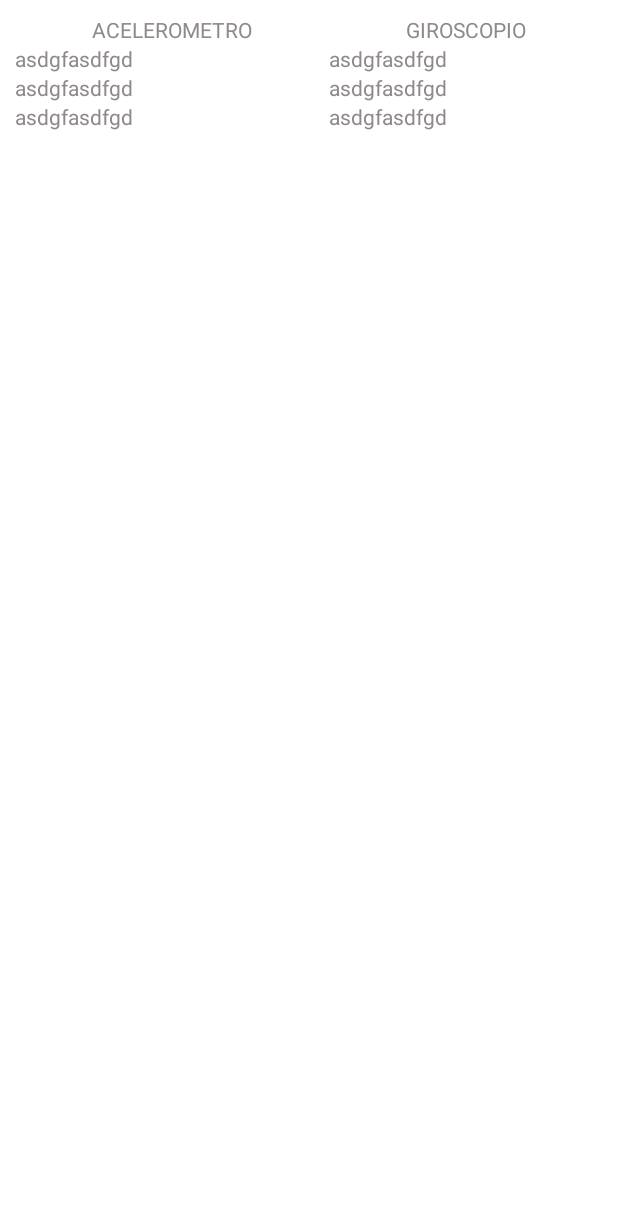
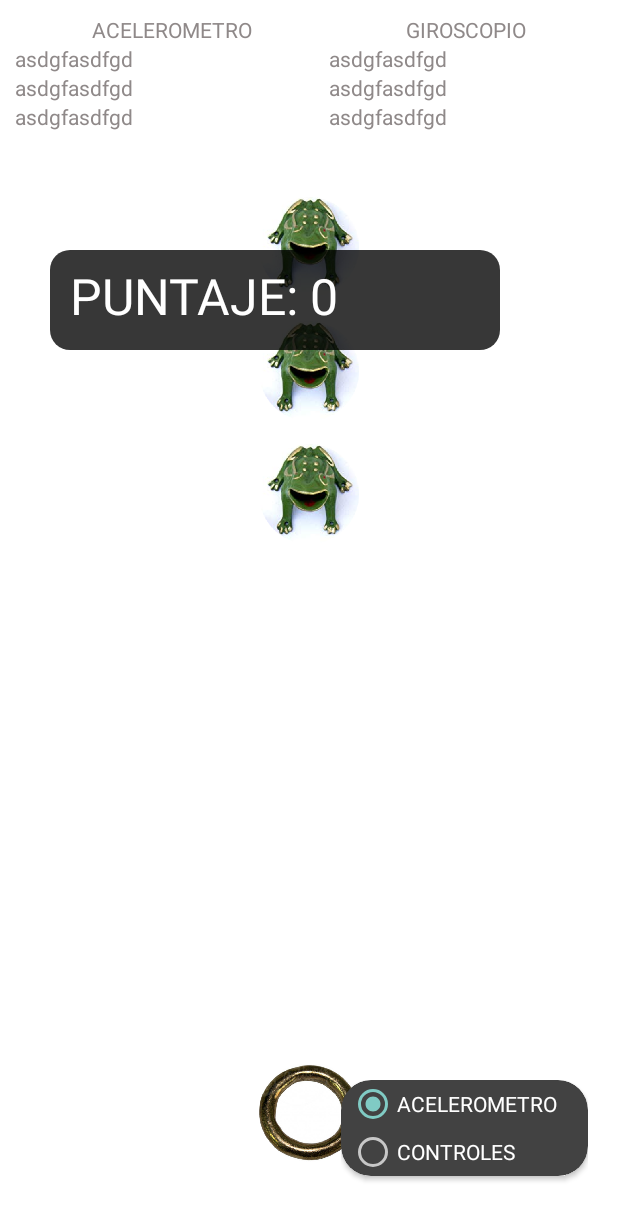
Before and after one commit to BFCalderon/Laberinto, an Android app: the screen it shows after launch (MainActivity), on a phone screen of 412 x 824 dp. Shown: the top 1220 px of the screen. Run offline under Robolectric (Android 15) with nearby library versions, the phone set to English and light mode, and no system bars; 2 statements that could not run were skipped.

Commit message:
Se implementó el juego de la rana con giroscopio y controles.

```diff
--- a/app/src/main/java/com/example/laberinto/Canvas.kt
+++ b/app/src/main/java/com/example/laberinto/Canvas.kt
@@ -1,57 +1,84 @@
 package com.example.laberinto
 
 import android.content.Context
-import android.graphics.*
+import android.graphics.Bitmap
+import android.graphics.BitmapFactory
 import android.graphics.Canvas
+import android.graphics.Color
+import android.graphics.Paint
+import android.graphics.PointF
+import android.graphics.RectF
 import android.util.AttributeSet
-import android.view.MotionEvent
-import android.view.MotionEvent.*
 import android.view.View
 import android.view.ViewTreeObserver
-import kotlin.math.*
+import kotlin.math.pow
+import kotlin.math.sqrt
 
 class Canvas(context: Context, attrs: AttributeSet): View(context, attrs) {
 
     private var ballPosition: PointF? = null
-    private val paint = Paint().apply { color = Color.RED }
-    private val paintPath = Paint().apply { strokeWidth = 10f; style = Paint.Style.STROKE; color = Color.BLACK }
-
-    private var lastCoor: PointF = PointF()
-    private val labyrinthPath = Path()
-    private var sidePaths = listOf<Path>()
-    private var colorPoints = arrayListOf<PointF>()
-    private val colors = listOf(Color.MAGENTA, Color.BLUE, Color.YELLOW, Color.CYAN, Color.GREEN, Color.DKGRAY, Color.BLACK)
-    private val colorsPaint = colors.map { Paint().apply { color = it } }
-    private var samplePoints = arrayListOf<PointF>()
-    private val transparentPaint = Paint().apply { color = Color.HSVToColor(50, floatArrayOf(150f, 150f, 150f)) }
+    private lateinit var colorPoints: ArrayList<PointF>
+    private val colors = listOf(Color.WHITE, Color.BLUE, Color.GREEN, Color.CYAN, Color.YELLOW, Color.DKGRAY, Color.BLACK)
+    private lateinit var rana: Bitmap
+    private lateinit var argolla: Bitmap
+    var score = 0
+    private var lastIndex = -1
 
     init {
         setBackgroundColor(Color.WHITE)
+        this.waitForLayout {
+            ballPosition = PointF(width/2f, height*0.9f)
+            colorPoints = arrayListOf(
+                PointF(75f, 500f),
+                PointF(width/2f, height*0.4f),
+                PointF(width/2f, height*0.3f),
+                PointF(width/2f, height*0.2f)
+            )
+            rana = getScaleBitmapFromResourcesPNGAndJPG(R.drawable.rana, 100f)
+            argolla = getScaleBitmapFromResourcesPNGAndJPG(R.drawable.argolla, 100f)
+        }
+    }
+
+    /**
+     * Funcion que crea un bitmap a partir de una imagen
+     */
+    private fun getScaleBitmapFromResourcesPNGAndJPG(imageResource: Int, widthInMeters: Float): Bitmap {
+        val bitmap = BitmapFactory.decodeResource(resources, imageResource)
+        val factorScale = bitmap!!.width.toFloat()/bitmap.height.toFloat()
+        val scaledWidth = widthInMeters*factorScale
+        return Bitmap.createScaledBitmap(bitmap, scaledWidth.toInt(), widthInMeters.toInt(), false)
     }
 
     override fun onDraw(canvas: Canvas?) {
         super.onDraw(canvas)
         canvas?.run {
             colorPoints.forEachIndexed { index, pointF ->
-                drawCircle(pointF.x, pointF.y, 50f, colorsPaint[index])
+                if(index == 0){
+                    drawCircle(pointF.x, pointF.y, 50f, Paint().apply { color = colors[index] })
+                } else {
+                    drawBitmap(rana, pointF.x - 50, pointF.y - 50, null)
+                }
+                if(index == 0) {
+                    drawText("RESET", pointF.x + 70, 515f, Paint().apply {
+                        textSize = 50f
+                        color = Color.WHITE
+                    })
+                }
             }
-            //samplePoints.map { drawCircle(it.x, it.y, 25f, transparentPaint) }
-
             ballPosition?.let {
-                drawCircle(it.x, it.y, 25f, paint)
+                drawBitmap(argolla, it.x-50, it.y-50,null)
             }
 
-            if(sidePaths.isEmpty()){
-                drawPath(labyrinthPath, paintPath)
-            } else {
-                sidePaths.map {
-                    drawPath(it, paintPath)
-                }
-            }
+            drawRoundRect(RectF(50f,250f,500f,350f),20f,20f, Paint().apply {
+                color = Color.BLACK
+                alpha = 200
+            })
+            drawText("PUNTAJE: $score", 70f, 315f, Paint().apply {
+                textSize = 50f
+                color = Color.WHITE
+            })
         }
     }
-
-    private var lastBallPosition = PointF()
 
     fun moveBall(factorPosition: PointF) {
         ballPosition?.let {ballPosition->
@@ -66,25 +93,21 @@ class Canvas(context: Context, attrs: AttributeSet): View(context, attrs) {
                 ballPosition.y += factorPosition.y
                 when {
                     (ballPosition.y > alto) -> ballPosition.y = alto.toFloat()
-                    (ballPosition.y < 0) -> ballPosition.y = 0f
+                    (ballPosition.y < height*0.1f) -> ballPosition.y = height*0.1f
                 }
             }
             for (color in colorPoints) {
                 if (isSelected(color, ballPosition)) {
                     setBackgroundColor(colors[colorPoints.indexOf(color)])
+                    val currentIndex = colorPoints.indexOf(color)
+                    if(lastIndex != currentIndex){
+                        score += currentIndex
+                        lastIndex = currentIndex
+                    }
+                    if(lastIndex == 0) {
+                        score = 0
+                    }
                 }
-            }
-            var isInside = false
-            for (samplePoint in samplePoints) {
-                if (isSelected(samplePoint, ballPosition, 25f)) {
-                    isInside = true
-                    break
-                }
-            }
-            if (!isInside) {
-                this.ballPosition = PointF(lastBallPosition.x, lastBallPosition.y)
-            } else {
-                lastBallPosition = PointF(ballPosition.x, ballPosition.y)
             }
             invalidate()
         }
@@ -99,169 +122,7 @@ class Canvas(context: Context, attrs: AttributeSet): View(context, attrs) {
         })
     }
 
-    /**
-     * Función que agrega un traso al path
-     */
-    private fun setNewPathPoint(coordinate: PointF){
-        val dx = kotlin.math.abs(coordinate.x - lastCoor.x)
-        val dy = kotlin.math.abs(coordinate.y - lastCoor.y)
-        val tolerance = 5
-        if(dx >= tolerance || dy >= tolerance){
-            labyrinthPath.quadTo(this.lastCoor.x, this.lastCoor.y, (coordinate.x + lastCoor.x)/2,
-                (coordinate.y + lastCoor.y)/2)
-            this.lastCoor = coordinate
-        }
-        invalidate()
-    }
-
-    override fun onTouchEvent(event: MotionEvent?): Boolean {
-
-        if(samplePoints.size == 0) {
-            event?.run {
-                when (action) {
-                    ACTION_DOWN -> {
-                        labyrinthPath.reset()
-                        sidePaths = listOf()
-                        colorPoints = arrayListOf()
-                        labyrinthPath.moveTo(x, y)
-                        lastCoor = PointF(x, y)
-                        samplePoints = arrayListOf()
-                        setBackgroundColor(Color.WHITE)
-                    }
-                    ACTION_MOVE -> {
-                        setNewPathPoint(PointF(x, y))
-                        lastCoor = PointF(x, y)
-                    }
-                    ACTION_UP -> {
-                        sidePaths = getSidesRoadLines(labyrinthPath)
-                        getColorsPosition(labyrinthPath, 5)
-                        getSamplePoints(labyrinthPath, 25)
-                        samplePoints.first().let {
-                            ballPosition = PointF(it.x, it.y)
-                            lastBallPosition = PointF(it.x, it.y)
-                        }
-                    }
-                    else -> {
-                    }
-                }
-            }
-        }
-        return true
-    }
-
-    /**
-     * Funcion que obtiene las lineas continuas de los lados de las vias
-     * @param elementalRoadPath path elemental de la vía
-     */
-    private fun getSidesRoadLines(elementalRoadPath: Path): List<Path>{
-        val elementalRoadPathMeasure = PathMeasure(elementalRoadPath, false)
-        var distance = 0f
-        val sumFactor = 1f
-        val slope = FloatArray(2)
-        val position = FloatArray(2)
-        val halfRoadMeasure = 50f
-        val rightEdgePath = Path()
-        val leftEdgePath = Path()
-        var currentDisplacement = 0f
-        var lastRight = PointF()
-        var lastLeft = PointF()
-
-        var isFirstTime = true
-        while (distance < elementalRoadPathMeasure.length) {//Agrega los puntos de seleccion
-            elementalRoadPathMeasure.getPosTan(distance, position, slope)
-            val offset = getOffsetSignal(
-                true,
-                halfRoadMeasure,
-                atan2(slope[0], slope[1])
-            )
-            if (isFirstTime) {//Para mover el path al punto inicial
-                lastRight = PointF(position[0] + offset.x, position[1] - offset.y)
-                lastLeft = PointF(position[0] - offset.x, position[1] + offset.y)
-                rightEdgePath.moveTo(position[0] + offset.x, position[1] - offset.y)
-                leftEdgePath.moveTo(position[0] - offset.x, position[1] + offset.y)
-                isFirstTime = false
-                currentDisplacement += sumFactor
-                distance += sumFactor
-                continue
-            }
-            rightEdgePath.lineTo(position[0] + offset.x, position[1] - offset.y)
-            //setNewPathPoint(lastRight, PointF(position[0] + offset.x, position[1] - offset.y), rightEdgePath)
-            //setNewPathPoint(lastLeft, PointF(position[0] - offset.x, position[1] + offset.y), leftEdgePath)
-            leftEdgePath.lineTo(position[0] - offset.x, position[1] + offset.y)
-            lastRight = PointF(position[0] + offset.x, position[1] - offset.y)
-            lastLeft = PointF(position[0] - offset.x, position[1] + offset.y)
-            distance += sumFactor
-        }
-        return listOf(leftEdgePath, rightEdgePath)
-    }
-
-    /**
-     * Funcion que obtiene el offset mediante el cual se le hará el corrimiento al lado de la vida de la señal
-     */
-    private fun getOffsetSignal(
-        isRight: Boolean,
-        separation: Float,
-        currentAngle: Float
-    ): PointF {
-        val invert = when (isRight) {
-            true -> -1
-            false -> 1
-        }
-        val factorX = invert * separation * cos(currentAngle)
-        val factorY = invert * separation * sin(currentAngle)
-        return PointF(factorX, factorY)
-    }
-
-    /**
-     * Funcion que valida si un elemento fue seleccionado
-     */
-    private fun isSelected(touchCoor: PointF, referencePoint: PointF, radio: Float = 75f) =
-        magnitude(moveToZero(touchCoor, referencePoint)) <= radio
-
-    /**
-     * Halla la magnitud de cada una de las coordenadas con respecto al origen
-     */
-    private fun magnitude(coordinate: PointF) =
-        sqrt(coordinate.x.pow(2) + coordinate.y.pow(2))
-
-    /**
-     * Mueve dos puntos a una posicion (0, 0)
-     */
-    private fun moveToZero(initialPoint : PointF, finalPoint : PointF) : PointF {
-        return PointF(finalPoint.x - initialPoint.x,finalPoint.y - initialPoint.y)
-    }
-
-    /**
-     * Función que obtiene los puntos donde se posicionaran los puntos de colores
-     */
-    private fun getColorsPosition(path: Path, pointsNumber: Int){
-        val pathMeasure = PathMeasure(path, false)
-        val pathLength = pathMeasure.length
-        val sumFactor = pathLength / pointsNumber
-        var position = sumFactor
-        val positionPoint = FloatArray(2)
-        this.colorPoints.clear()
-        while (position <= pathLength){
-            pathMeasure.getPosTan(position, positionPoint, null)
-            this.colorPoints.add(PointF(positionPoint[0], positionPoint[1]))
-            position += sumFactor
-        }
-    }
-
-    /**
-     * Obtiene una muestra de puntos a lo largo del path principal para guiar la bola dentro del laberinto
-     */
-    private fun getSamplePoints(path: Path, ballRadius: Int){
-        val pathMeasure = PathMeasure(path, false)
-        val pathLength = pathMeasure.length
-        var position = 0f
-        val positionPoint = FloatArray(2)
-        this.samplePoints.clear()
-        while (position <= pathLength){
-            pathMeasure.getPosTan(position, positionPoint, null)
-            this.samplePoints.add(PointF(positionPoint[0], positionPoint[1]))
-            position += ballRadius
-        }
-    }
+    private fun isSelected(touchCoor: PointF, referencePoint: PointF, radio: Float = 100f) =
+        sqrt((referencePoint.x - touchCoor.x).pow(2)+(referencePoint.y - touchCoor.y).pow(2)) <= radio
 
 }
--- a/app/src/main/java/com/example/laberinto/MainActivity.kt
+++ b/app/src/main/java/com/example/laberinto/MainActivity.kt
@@ -9,12 +9,26 @@ import android.hardware.SensorEvent
 import android.hardware.SensorEventListener
 import android.hardware.SensorManager
 import android.os.Bundle
+import android.view.View
 import androidx.appcompat.app.AppCompatActivity
-import kotlinx.android.synthetic.main.activity_main.*
+import kotlinx.android.synthetic.main.activity_main.acelerometroBT
+import kotlinx.android.synthetic.main.activity_main.acelerometro_x
+import kotlinx.android.synthetic.main.activity_main.acelerometro_y
+import kotlinx.android.synthetic.main.activity_main.acelerometro_z
+import kotlinx.android.synthetic.main.activity_main.bottomId
+import kotlinx.android.synthetic.main.activity_main.controlsButton
+import kotlinx.android.synthetic.main.activity_main.giroscopio_x
+import kotlinx.android.synthetic.main.activity_main.giroscopio_y
+import kotlinx.android.synthetic.main.activity_main.giroscopio_z
+import kotlinx.android.synthetic.main.activity_main.leftId
+import kotlinx.android.synthetic.main.activity_main.mainControlContainer
+import kotlinx.android.synthetic.main.activity_main.rightId
+import kotlinx.android.synthetic.main.activity_main.topId
 
 class MainActivity : AppCompatActivity(), SensorEventListener {
 
     private lateinit var canvas: Canvas
+    private var lockSensors = false
 
     override fun onCreate(savedInstanceState: Bundle?) {
         super.onCreate(savedInstanceState)
@@ -30,6 +44,27 @@ class MainActivity : AppCompatActivity(), SensorEventListener {
         adminSensor.getSensorList(TYPE_ACCELEROMETER)?.first()?.let { sensor->
             adminSensor.registerListener(this, sensor, SensorManager.SENSOR_DELAY_UI)
         }
+
+        rightId.setOnClickListener {
+            canvas.moveBall(PointF(-40f,0f))
+        }
+        bottomId.setOnClickListener {
+            canvas.moveBall(PointF(0f,40f))
+        }
+        leftId.setOnClickListener {
+            canvas.moveBall(PointF(40f,0f))
+        }
+        topId.setOnClickListener {
+            canvas.moveBall(PointF(0f,-40f))
+        }
+        acelerometroBT.setOnClickListener {
+            mainControlContainer.visibility = View.GONE
+            lockSensors = false
+        }
+        controlsButton.setOnClickListener {
+            mainControlContainer.visibility = View.VISIBLE
+            lockSensors = true
+        }
     }
 
     override fun onAccuracyChanged(p0: Sensor?, p1: Int) {
@@ -37,15 +72,16 @@ class MainActivity : AppCompatActivity(), SensorEventListener {
 
     override fun onSensorChanged(sensorEvent: SensorEvent?) {
         sensorEvent?.run {
-            when(sensor.type){
+            if(!lockSensors) {
+                when(sensor.type) {
                     TYPE_ACCELEROMETER -> {
-                    canvas.moveBall(PointF(sensorEvent.values[0], sensorEvent.values[1]))
+                        canvas.moveBall(PointF(sensorEvent.values[0]*5, sensorEvent.values[1]*5))
                         acelerometro_x.text = "X: ${sensorEvent.values[0]}"
                         acelerometro_y.text = "Y: ${sensorEvent.values[1]}"
                         acelerometro_z.text = "Z: ${sensorEvent.values[2]}"
                     }
                     TYPE_GYROSCOPE -> {
-                    //canvas.moveBall(PointF(sensorEvent.values[1]*1, sensorEvent.values[0]*1))
+                        canvas.moveBall(PointF(-sensorEvent.values[1]*10, sensorEvent.values[0]*10))
                         giroscopio_x.text = "X: ${sensorEvent.values[0]}"
                         giroscopio_y.text = "Y: ${sensorEvent.values[1]}"
                         giroscopio_z.text = "Z: ${sensorEvent.values[2]}"
@@ -55,3 +91,4 @@ class MainActivity : AppCompatActivity(), SensorEventListener {
             }
         }
     }
+}
--- /dev/null
+++ b/app/src/main/res/drawable/arrow.xml
@@ -0,0 +1,5 @@
+<vector android:autoMirrored="true" android:height="24dp"
+    android:tint="#FFFFFF" android:viewportHeight="24"
+    android:viewportWidth="24" android:width="24dp" xmlns:android="http://schemas.android.com/apk/res/android">
+    <path android:fillColor="@android:color/white" android:pathData="M11.67,3.87L9.9,2.1 0,12l9.9,9.9 1.77,-1.77L3.54,12z"/>
+</vector>
--- a/app/src/main/res/layout/activity_main.xml
+++ b/app/src/main/res/layout/activity_main.xml
@@ -91,4 +91,87 @@
 
     </LinearLayout>
 
+    <LinearLayout
+        android:layout_width="wrap_content"
+        android:layout_height="wrap_content"
+        android:layout_margin="20dp"
+        app:layout_constraintBottom_toBottomOf="parent"
+        app:layout_constraintEnd_toEndOf="parent"
+        android:orientation="vertical">
+
+        <androidx.cardview.widget.CardView
+            android:layout_width="wrap_content"
+            android:layout_height="wrap_content"
+            app:cardCornerRadius="20dp"
+            android:layout_gravity="center"
+            android:layout_marginBottom="20dp">
+        <RadioGroup
+            android:layout_width="match_parent"
+            android:layout_height="wrap_content"
+            android:layout_marginStart="5dp"
+            android:layout_marginEnd="20dp">
+            <RadioButton
+                android:id="@+id/acelerometroBT"
+                android:layout_width="match_parent"
+                android:layout_height="wrap_content"
+                android:checked="true"
+                android:text="ACELEROMETRO"
+                android:textColor="@color/white"/>
+            <RadioButton
+                android:id="@+id/controlsButton"
+                android:layout_width="match_parent"
+                android:layout_height="wrap_content"
+                android:text="CONTROLES"
+                android:textColor="@color/white"/>
+        </RadioGroup>
+        </androidx.cardview.widget.CardView>
+
+        <LinearLayout
+            android:layout_width="wrap_content"
+            android:layout_height="wrap_content"
+            android:orientation="vertical"
+            android:id="@+id/mainControlContainer"
+            android:visibility="gone">
+
+
+        <com.google.android.material.floatingactionbutton.FloatingActionButton
+            android:id="@+id/topId"
+            android:layout_width="wrap_content"
+            android:layout_height="wrap_content"
+            android:layout_gravity="center"
+            android:src="@drawable/arrow"
+            android:rotation="90"/>
+        <LinearLayout
+            android:layout_width="wrap_content"
+            android:layout_height="wrap_content"
+            android:orientation="horizontal">
+
+            <com.google.android.material.floatingactionbutton.FloatingActionButton
+                android:id="@+id/leftId"
+                android:layout_width="wrap_content"
+                android:layout_height="wrap_content"
+                android:src="@drawable/arrow"/>
+            <com.google.android.material.floatingactionbutton.FloatingActionButton
+                android:layout_width="wrap_content"
+                android:layout_height="wrap_content"
+                android:visibility="invisible"/>
+            <com.google.android.material.floatingactionbutton.FloatingActionButton
+                android:id="@+id/rightId"
+                android:layout_width="wrap_content"
+                android:layout_height="wrap_content"
+                android:src="@drawable/arrow"
+                android:rotation="180"/>
+        </LinearLayout>
+
+        <com.google.android.material.floatingactionbutton.FloatingActionButton
+            android:id="@+id/bottomId"
+            android:layout_width="wrap_content"
+            android:layout_height="wrap_content"
+            android:layout_gravity="center"
+            android:src="@drawable/arrow"
+            android:rotation="-90"/>
+        </LinearLayout>
+
+    </LinearLayout>
+
 </androidx.constraintlayout.widget.ConstraintLayout>
```
Also changed, not shown: app/src/main/res/drawable/argolla.png (added), app/src/main/res/drawable/rana.png (added). Lines whose indentation alone changed are shown as unchanged.
